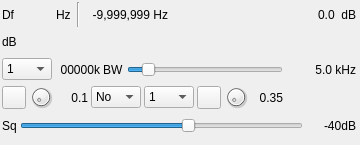
Before: the Qt Designer form plugins/channelrx/freqtracker/freqtrackergui.ui in f4exb/sdrangel, drawn with Qt 5.
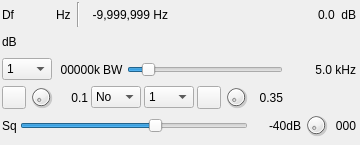
After: the same form once the commit is applied. Icons and pictures are not drawn. Custom widgets are drawn as their Qt base class.

Commit message: Frequency tracker: added squelch gate control

```diff
--- a/plugins/channelrx/freqtracker/freqtrackergui.ui
+++ b/plugins/channelrx/freqtracker/freqtrackergui.ui
@@ -624,6 +624,53 @@
         </property>
        </widget>
       </item>
+      <item>
+       <widget class="QDial" name="squelchGate">
+        <property name="minimumSize">
+         <size>
+          <width>24</width>
+          <height>24</height>
+         </size>
+        </property>
+        <property name="maximumSize">
+         <size>
+          <width>24</width>
+          <height>24</height>
+         </size>
+        </property>
+        <property name="toolTip">
+         <string>Squelch gate (ms)</string>
+        </property>
+        <property name="minimum">
+         <number>0</number>
+        </property>
+        <property name="maximum">
+         <number>99</number>
+        </property>
+        <property name="pageStep">
+         <number>1</number>
+        </property>
+       </widget>
+      </item>
+      <item>
+       <widget class="QLabel" name="squelchGateText">
+        <property name="minimumSize">
+         <size>
+          <width>25</width>
+          <height>0</height>
+         </size>
+        </property>
+        <property name="toolTip">
+         <string>Squelch gate (ms)</string>
+        </property>
+        <property name="text">
+         <string>000</string>
+        </property>
+        <property name="alignment">
+         <set>Qt::AlignRight|Qt::AlignTrailing|Qt::AlignVCenter</set>
+        </property>
+       </widget>
+      </item>
      </layout>
     </item>
    </layout>
```
The commit also changes 12 other files.
